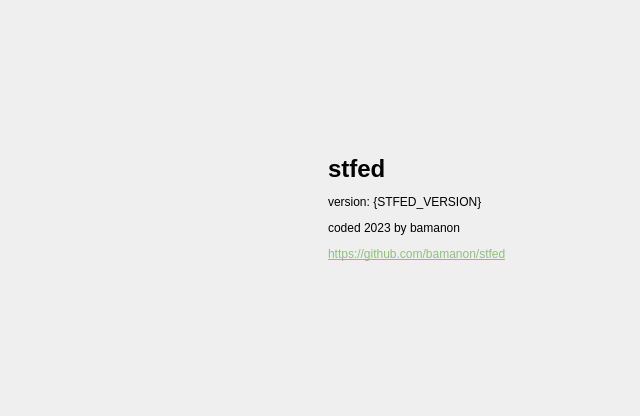
Old version of the form stfed/view/AboutWindow.ui in the repository bamanon/stfed.
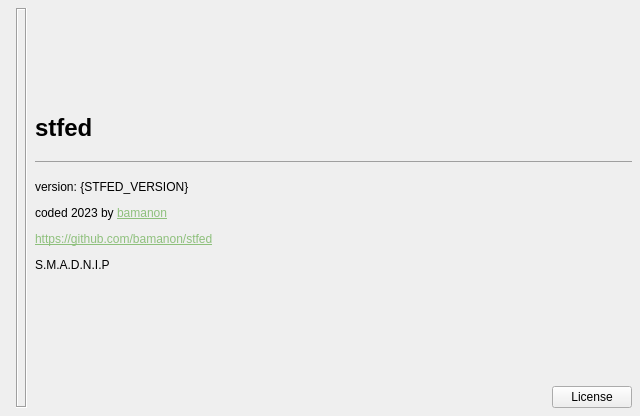
New version of the form. Icons and pictures are not drawn.

What changed in the file:
```diff
--- a/stfed/view/AboutWindow.ui
+++ b/stfed/view/AboutWindow.ui
@@ -35,16 +35,16 @@
     <number>0</number>
    </property>
    <property name="leftMargin">
-    <number>0</number>
+    <number>8</number>
    </property>
    <property name="topMargin">
-    <number>0</number>
+    <number>8</number>
    </property>
    <property name="rightMargin">
-    <number>0</number>
+    <number>8</number>
    </property>
    <property name="bottomMargin">
-    <number>0</number>
+    <number>8</number>
    </property>
    <item>
     <layout class="QHBoxLayout" name="horizontalLayout">
@@ -56,6 +56,12 @@
      </property>
      <item>
       <widget class="QLabel" name="about_image">
+       <property name="frameShape">
+        <enum>QFrame::Box</enum>
+       </property>
+       <property name="frameShadow">
+        <enum>QFrame::Sunken</enum>
+       </property>
        <property name="text">
         <string/>
        </property>
@@ -65,11 +71,77 @@
       </widget>
      </item>
      <item>
-      <widget class="QLabel" name="about_label">
-       <property name="text">
-        <string>&lt;html&gt;&lt;head/&gt;&lt;body&gt;&lt;h1 style=&quot; margin-top:18px; margin-bottom:12px; margin-left:0px; margin-right:0px; -qt-block-indent:0; text-indent:0px;&quot;&gt;&lt;span style=&quot; font-size:xx-large; font-weight:600;&quot;&gt;stfed&lt;/span&gt;&lt;/h1&gt;&lt;p&gt;version: {STFED_VERSION}&lt;/p&gt;&lt;p&gt;coded 2023 by bamanon&lt;/p&gt;&lt;p&gt;&lt;a href=&quot;https://github.com/bamanon/stfed&quot;&gt;&lt;span style=&quot; text-decoration: underline; color:#8ec07c;&quot;&gt;https://github.com/bamanon/stfed&lt;/span&gt;&lt;/a&gt;&lt;/p&gt;&lt;/body&gt;&lt;/html&gt;</string>
+      <layout class="QVBoxLayout" name="verticalLayout_2">
+       <property name="topMargin">
+        <number>0</number>
        </property>
-      </widget>
+       <property name="rightMargin">
+        <number>0</number>
+       </property>
+       <property name="bottomMargin">
+        <number>0</number>
+       </property>
+       <item>
+        <spacer name="verticalSpacer_2">
+         <property name="orientation">
+          <enum>Qt::Vertical</enum>
+         </property>
+         <property name="sizeHint" stdset="0">
+          <size>
+           <width>20</width>
+           <height>40</height>
+          </size>
+         </property>
+        </spacer>
+       </item>
+       <item>
+        <widget class="QLabel" name="about_label">
+         <property name="text">
+          <string>&lt;html&gt;&lt;head/&gt;&lt;body&gt;&lt;h1 style=&quot; margin-top:18px; margin-bottom:12px; margin-left:0px; margin-right:0px; -qt-block-indent:0; text-indent:0px;&quot;&gt;&lt;span style=&quot; font-size:xx-large; font-weight:600;&quot;&gt;stfed&lt;/span&gt;&lt;/h1&gt;&lt;hr/&gt;&lt;p&gt;version: {STFED_VERSION}&lt;/p&gt;&lt;p&gt;coded 2023 by &lt;a href=&quot;mailto:bamanon@tznvy.eu&quot;&gt;&lt;span style=&quot; text-decoration: underline; color:#8ec07c;&quot;&gt;bamanon&lt;/span&gt;&lt;/a&gt;&lt;/p&gt;&lt;p&gt;&lt;a href=&quot;https://github.com/bamanon/stfed&quot;&gt;&lt;span style=&quot; text-decoration: underline; color:#8ec07c;&quot;&gt;https://github.com/bamanon/stfed&lt;/span&gt;&lt;/a&gt;&lt;/p&gt;&lt;p&gt;S.M.A.D.N.I.P&lt;/p&gt;&lt;/body&gt;&lt;/html&gt;</string>
+         </property>
+         <property name="textInteractionFlags">
+          <set>Qt::TextBrowserInteraction</set>
+         </property>
+        </widget>
+       </item>
+       <item>
+        <spacer name="verticalSpacer">
+         <property name="orientation">
+          <enum>Qt::Vertical</enum>
+         </property>
+         <property name="sizeHint" stdset="0">
+          <size>
+           <width>20</width>
+           <height>40</height>
+          </size>
+         </property>
+        </spacer>
+       </item>
+       <item>
+        <layout class="QHBoxLayout" name="horizontalLayout_2">
+         <item>
+          <spacer name="horizontalSpacer">
+           <property name="orientation">
+            <enum>Qt::Horizontal</enum>
+           </property>
+           <property name="sizeHint" stdset="0">
+            <size>
+             <width>40</width>
+             <height>20</height>
+            </size>
+           </property>
+          </spacer>
+         </item>
+         <item>
+          <widget class="QPushButton" name="license_button">
+           <property name="text">
+            <string>License</string>
+           </property>
+          </widget>
+         </item>
+        </layout>
+       </item>
+      </layout>
      </item>
     </layout>
    </item>
```
